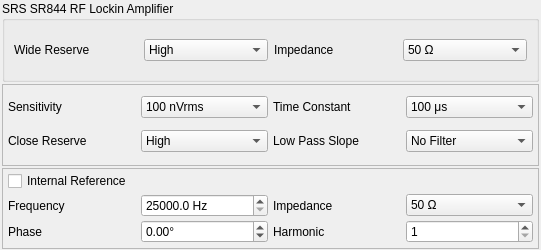
This is instruments/SR844/SR844Widget.ui in davidgrier/QInstrument as Qt 5 draws it before an edit. The edited form follows.
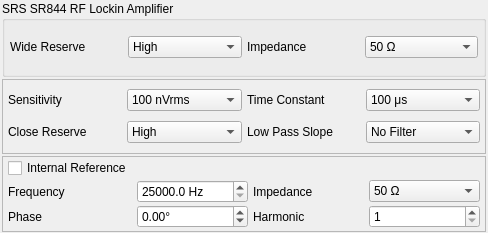
This is the edited form.

Commit message:
compact widget spacing and adjustSize for SR844 and DS345
- SR844Widget.ui: add tight grid margins (5/1/5/1, spacing 5/2) to
  inputBox QGroupBox, matching the style used in measurementFrame,
  referenceFrame, and all other instrument widgets; shrink default
  geometry to 488x233
- QSR844Widget, QDS345Widget: call adjustSize() after construction so
  the widget snaps to its layout's natural size when shown standalone
- QOpus._registerProperties: minor refactor (local alias, docstring fix)

Patch:
```diff
--- a/instruments/SR844/SR844Widget.ui
+++ b/instruments/SR844/SR844Widget.ui
@@ -6,8 +6,8 @@
    <rect>
     <x>0</x>
     <y>0</y>
-    <width>541</width>
-    <height>250</height>
+    <width>488</width>
+    <height>233</height>
    </rect>
   </property>
   <property name="windowTitle">
@@ -35,6 +35,24 @@
       <string>SRS SR844 RF Lockin Amplifier</string>
      </property>
      <layout class="QGridLayout" name="gridLayout">
+      <property name="leftMargin">
+       <number>5</number>
+      </property>
+      <property name="topMargin">
+       <number>1</number>
+      </property>
+      <property name="rightMargin">
+       <number>5</number>
+      </property>
+      <property name="bottomMargin">
+       <number>1</number>
+      </property>
+      <property name="horizontalSpacing">
+       <number>5</number>
+      </property>
+      <property name="verticalSpacing">
+       <number>2</number>
+      </property>
       <item row="0" column="0">
        <widget class="QLabel" name="wide_reserveLabel">
         <property name="text">
```
The commit also changes 3 other files.
